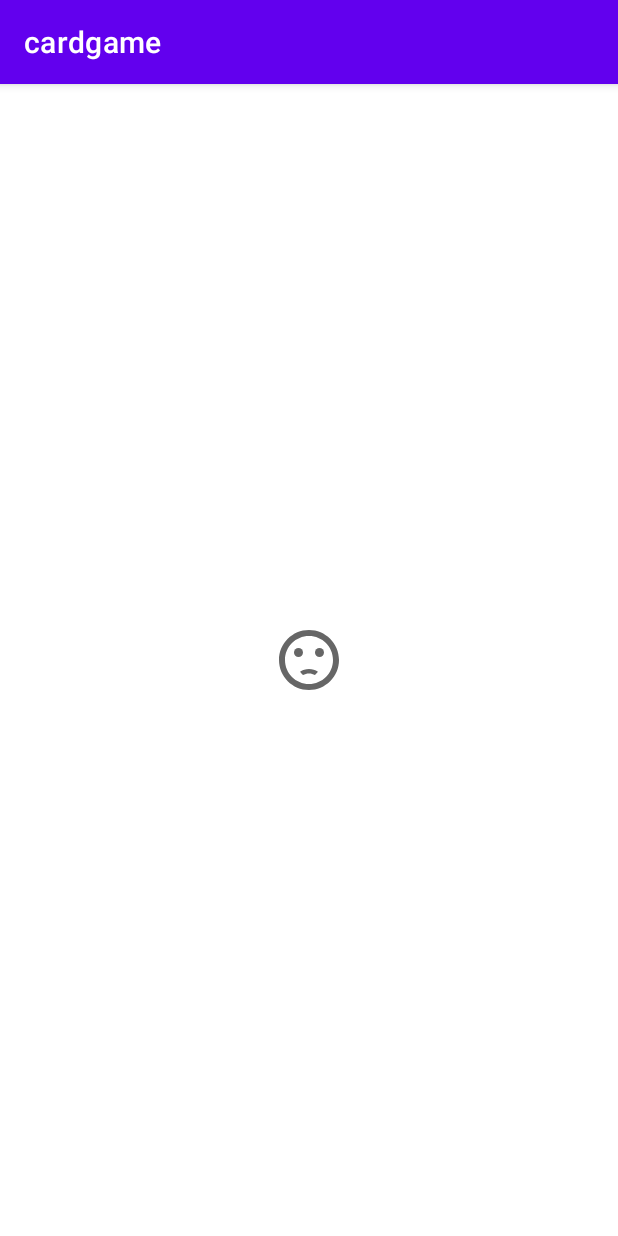
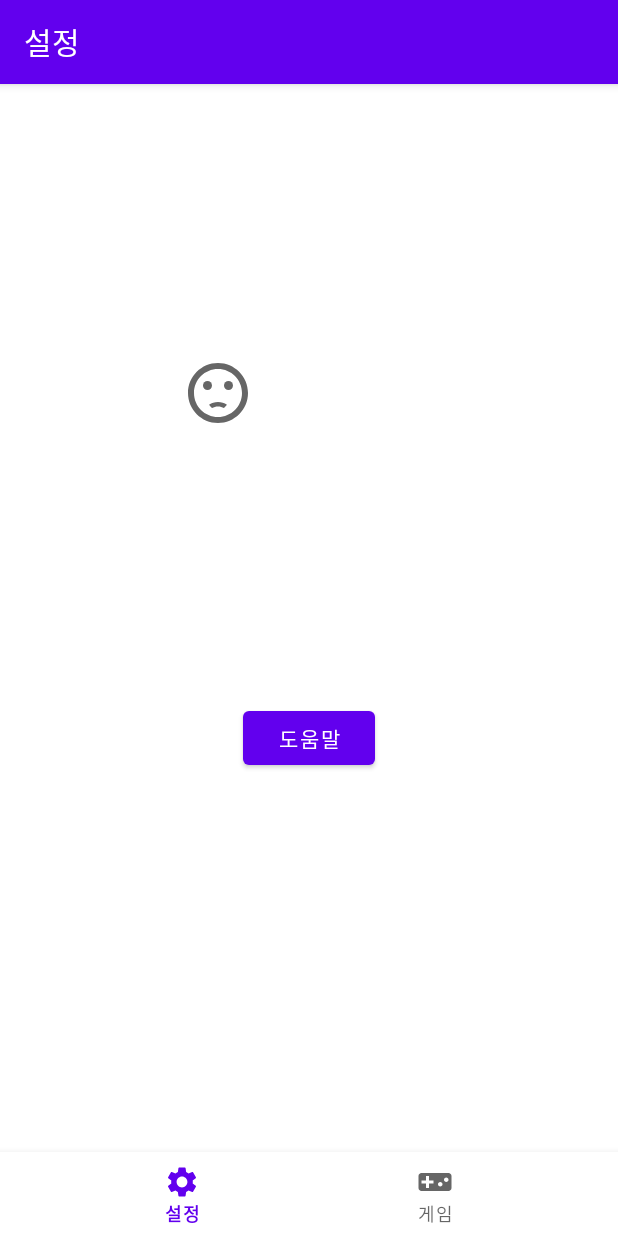
Before and after one commit to codesquad-members-2022/kotlin-cardgame, an Android app: the SecondActivity screen opened directly, with no data from a screen before it, on a phone screen of 412 x 824 dp. Run offline under Robolectric (Android 15) with nearby library versions, the phone set to English and light mode, and no system bars; our stand-ins replace navigation-ui.

Commit message:
FEAT : fragment구성 및 bottom navigation 추가

```diff
--- a/app/build.gradle
+++ b/app/build.gradle
@@ -37,6 +37,8 @@ android {
 
 dependencies {
 
+    implementation "androidx.navigation:navigation-fragment-ktx:2.3.5"
+    implementation "androidx.navigation:navigation-ui-ktx:2.3.5"
     implementation 'androidx.core:core-ktx:1.7.0'
     implementation 'androidx.appcompat:appcompat:1.4.1'
     implementation 'com.google.android.material:material:1.5.0'
--- /dev/null
+++ b/app/src/main/java/com/example/cardgame/GameFragment.kt
@@ -0,0 +1,23 @@
+package com.example.cardgame
+
+import android.os.Bundle
+import android.view.LayoutInflater
+import android.view.View
+import android.view.ViewGroup
+import androidx.fragment.app.Fragment
+
+class GameFragment : Fragment() {
+
+    override fun onCreateView(
+        inflater: LayoutInflater,
+        container: ViewGroup?,
+        savedInstanceState: Bundle?
+    ): View? {
+        return inflater.inflate(R.layout.fragment_game, container, false)
+    }
+
+    override fun onViewCreated(view: View, savedInstanceState: Bundle?) {
+        val actionBar = (activity as SecondActivity).supportActionBar
+        actionBar?.title = "게임"
+    }
+}
--- a/app/src/main/java/com/example/cardgame/MainActivity.kt
+++ b/app/src/main/java/com/example/cardgame/MainActivity.kt
@@ -5,6 +5,8 @@ import android.os.Bundle
 import android.text.Editable
 import android.text.TextWatcher
 import androidx.appcompat.app.AppCompatActivity
+import androidx.navigation.fragment.findNavController
+import androidx.navigation.ui.setupWithNavController
 import com.example.cardgame.databinding.ActivityMainBinding
 import java.util.regex.Pattern
 
@@ -61,6 +63,7 @@ class MainActivity : AppCompatActivity() {
         }
     }
 
+
     private fun validation(nickname: String): Boolean {
         val pattern1 = Pattern.compile("^[a-zA-Z0-9]*\$")
         val pattern2 = Pattern.compile("[ !@#$%^&*(),.?\":{}|<>]")
--- a/app/src/main/java/com/example/cardgame/SecondActivity.kt
+++ b/app/src/main/java/com/example/cardgame/SecondActivity.kt
@@ -2,24 +2,32 @@ package com.example.cardgame
 
 import androidx.appcompat.app.AppCompatActivity
 import android.os.Bundle
+import androidx.navigation.NavController
+import androidx.navigation.fragment.findNavController
+import androidx.navigation.ui.setupWithNavController
 import com.example.cardgame.databinding.SecondActivityBinding
+import com.google.android.material.bottomnavigation.BottomNavigationView
 
 class SecondActivity : AppCompatActivity() {
-
-    private lateinit var binding: SecondActivityBinding
 
     override fun onCreate(savedInstanceState: Bundle?) {
         super.onCreate(savedInstanceState)
         setContentView(R.layout.second_activity)
-        binding = SecondActivityBinding.inflate(layoutInflater)
-        setContentView(binding.root)
 
-        binding.textView.setText(intent.getStringExtra("nickname"))
-        when (intent.getIntExtra("character",0)){
-            1->binding.imageView.setImageResource(R.drawable.ic_baseline_emoji_emotions_24)
-            2-> binding.imageView.setImageResource(R.drawable.ic_baseline_face_24)
-            3-> binding.imageView.setImageResource(R.drawable.ic_baseline_mood_bad_24)
-            else ->  binding.imageView.setImageResource(R.drawable.ic_baseline_sentiment_dissatisfied_24)
+        val text = intent.getStringExtra("nickname")
+        val characterChosen = intent.getIntExtra("character",0)
+
+        val bundle = Bundle()
+        bundle.putString("nickname",text)
+        val bundle2 = Bundle()
+        bundle2.putInt("character",characterChosen)
+        SettingFragment().arguments = bundle
+
+        val bottomNavigationView = findViewById<BottomNavigationView>(R.id.navigation_main)
+        val navController =
+            supportFragmentManager.findFragmentById(R.id.container_main)?.findNavController()
+        navController?.let {
+            bottomNavigationView.setupWithNavController(it)
         }
     }
 }
--- /dev/null
+++ b/app/src/main/java/com/example/cardgame/SettingFragment.kt
@@ -0,0 +1,47 @@
+package com.example.cardgame
+
+import android.content.Intent
+import android.net.Uri
+import android.os.Bundle
+import android.view.LayoutInflater
+import android.view.View
+import android.view.ViewGroup
+import android.widget.Button
+import android.widget.ImageView
+import android.widget.TextView
+import androidx.fragment.app.Fragment
+
+class SettingFragment : Fragment() {
+
+    override fun onCreateView(
+        inflater: LayoutInflater,
+        container: ViewGroup?,
+        savedInstanceState: Bundle?
+    ): View? {
+        return inflater.inflate(R.layout.fragment_setting, container, false)
+    }
+
+    override fun onViewCreated(view: View, savedInstanceState: Bundle?) {
+        val actionBar = (activity as SecondActivity).supportActionBar
+        actionBar?.title = "설정"
+
+        val nickName = view.findViewById<TextView>(R.id.textView)
+        val imageView = view.findViewById<ImageView>(R.id.imageView)
+        val button = view.findViewById<Button>(R.id.btnHelp)
+
+        val nickname = arguments?.getString("nickname")
+        val characterChosen = arguments?.getInt("character")
+
+        when (characterChosen){
+            1->imageView.setImageResource(R.drawable.ic_baseline_emoji_emotions_24)
+            2->imageView.setImageResource(R.drawable.ic_baseline_face_24)
+            3->imageView.setImageResource(R.drawable.ic_baseline_mood_bad_24)
+            else -> imageView.setImageResource(R.drawable.ic_baseline_sentiment_dissatisfied_24)
+        }
+
+        nickName.setText(nickname)
+        button.setOnClickListener {
+            startActivity(Intent(Intent.ACTION_VIEW, Uri.parse("https://codesquad.kr/")))
+        }
+    }
+}
--- /dev/null
+++ b/app/src/main/res/drawable-mdpi/setting_on.xml
@@ -0,0 +1,10 @@
+<vector xmlns:android="http://schemas.android.com/apk/res/android"
+    android:width="24dp"
+    android:height="24dp"
+    android:tint="#486D2E"
+    android:viewportWidth="24"
+    android:viewportHeight="24">
+    <path
+        android:fillColor="@android:color/white"
+        android:pathData="M19.14,12.94c0.04,-0.3 0.06,-0.61 0.06,-0.94c0,-0.32 -0.02,-0.64 -0.07,-0.94l2.03,-1.58c0.18,-0.14 0.23,-0.41 0.12,-0.61l-1.92,-3.32c-0.12,-0.22 -0.37,-0.29 -0.59,-0.22l-2.39,0.96c-0.5,-0.38 -1.03,-0.7 -1.62,-0.94L14.4,2.81c-0.04,-0.24 -0.24,-0.41 -0.48,-0.41h-3.84c-0.24,0 -0.43,0.17 -0.47,0.41L9.25,5.35C8.66,5.59 8.12,5.92 7.63,6.29L5.24,5.33c-0.22,-0.08 -0.47,0 -0.59,0.22L2.74,8.87C2.62,9.08 2.66,9.34 2.86,9.48l2.03,1.58C4.84,11.36 4.8,11.69 4.8,12s0.02,0.64 0.07,0.94l-2.03,1.58c-0.18,0.14 -0.23,0.41 -0.12,0.61l1.92,3.32c0.12,0.22 0.37,0.29 0.59,0.22l2.39,-0.96c0.5,0.38 1.03,0.7 1.62,0.94l0.36,2.54c0.05,0.24 0.24,0.41 0.48,0.41h3.84c0.24,0 0.44,-0.17 0.47,-0.41l0.36,-2.54c0.59,-0.24 1.13,-0.56 1.62,-0.94l2.39,0.96c0.22,0.08 0.47,0 0.59,-0.22l1.92,-3.32c0.12,-0.22 0.07,-0.47 -0.12,-0.61L19.14,12.94zM12,15.6c-1.98,0 -3.6,-1.62 -3.6,-3.6s1.62,-3.6 3.6,-3.6s3.6,1.62 3.6,3.6S13.98,15.6 12,15.6z" />
+</vector>
--- /dev/null
+++ b/app/src/main/res/drawable/game_off.xml
@@ -0,0 +1,10 @@
+<vector xmlns:android="http://schemas.android.com/apk/res/android"
+    android:width="24dp"
+    android:height="24dp"
+    android:tint="?attr/colorControlNormal"
+    android:viewportWidth="24"
+    android:viewportHeight="24">
+    <path
+        android:fillColor="@android:color/white"
+        android:pathData="M21,6L3,6c-1.1,0 -2,0.9 -2,2v8c0,1.1 0.9,2 2,2h18c1.1,0 2,-0.9 2,-2L23,8c0,-1.1 -0.9,-2 -2,-2zM11,13L8,13v3L6,16v-3L3,13v-2h3L6,8h2v3h3v2zM15.5,15c-0.83,0 -1.5,-0.67 -1.5,-1.5s0.67,-1.5 1.5,-1.5 1.5,0.67 1.5,1.5 -0.67,1.5 -1.5,1.5zM19.5,12c-0.83,0 -1.5,-0.67 -1.5,-1.5S18.67,9 19.5,9s1.5,0.67 1.5,1.5 -0.67,1.5 -1.5,1.5z" />
+</vector>
--- /dev/null
+++ b/app/src/main/res/drawable/game_on.xml
@@ -0,0 +1,10 @@
+<vector xmlns:android="http://schemas.android.com/apk/res/android"
+    android:width="24dp"
+    android:height="24dp"
+    android:tint="#486D2E"
+    android:viewportWidth="24"
+    android:viewportHeight="24">
+    <path
+        android:fillColor="@android:color/white"
+        android:pathData="M21,6L3,6c-1.1,0 -2,0.9 -2,2v8c0,1.1 0.9,2 2,2h18c1.1,0 2,-0.9 2,-2L23,8c0,-1.1 -0.9,-2 -2,-2zM11,13L8,13v3L6,16v-3L3,13v-2h3L6,8h2v3h3v2zM15.5,15c-0.83,0 -1.5,-0.67 -1.5,-1.5s0.67,-1.5 1.5,-1.5 1.5,0.67 1.5,1.5 -0.67,1.5 -1.5,1.5zM19.5,12c-0.83,0 -1.5,-0.67 -1.5,-1.5S18.67,9 19.5,9s1.5,0.67 1.5,1.5 -0.67,1.5 -1.5,1.5z" />
+</vector>
--- /dev/null
+++ b/app/src/main/res/drawable/game_selector.xml
@@ -0,0 +1,5 @@
+<?xml version="1.0" encoding="utf-8"?>
+<selector xmlns:android="http://schemas.android.com/apk/res/android">
+    <item android:drawable="@drawable/game_on" android:state_selected="true"></item>
+    <item android:drawable="@drawable/game_off" ></item>
+</selector>
--- /dev/null
+++ b/app/src/main/res/drawable/setting_off.xml
@@ -0,0 +1,10 @@
+<vector xmlns:android="http://schemas.android.com/apk/res/android"
+    android:width="24dp"
+    android:height="24dp"
+    android:viewportWidth="24"
+    android:viewportHeight="24"
+    android:tint="?attr/colorControlNormal">
+  <path
+      android:fillColor="@android:color/white"
+      android:pathData="M19.14,12.94c0.04,-0.3 0.06,-0.61 0.06,-0.94c0,-0.32 -0.02,-0.64 -0.07,-0.94l2.03,-1.58c0.18,-0.14 0.23,-0.41 0.12,-0.61l-1.92,-3.32c-0.12,-0.22 -0.37,-0.29 -0.59,-0.22l-2.39,0.96c-0.5,-0.38 -1.03,-0.7 -1.62,-0.94L14.4,2.81c-0.04,-0.24 -0.24,-0.41 -0.48,-0.41h-3.84c-0.24,0 -0.43,0.17 -0.47,0.41L9.25,5.35C8.66,5.59 8.12,5.92 7.63,6.29L5.24,5.33c-0.22,-0.08 -0.47,0 -0.59,0.22L2.74,8.87C2.62,9.08 2.66,9.34 2.86,9.48l2.03,1.58C4.84,11.36 4.8,11.69 4.8,12s0.02,0.64 0.07,0.94l-2.03,1.58c-0.18,0.14 -0.23,0.41 -0.12,0.61l1.92,3.32c0.12,0.22 0.37,0.29 0.59,0.22l2.39,-0.96c0.5,0.38 1.03,0.7 1.62,0.94l0.36,2.54c0.05,0.24 0.24,0.41 0.48,0.41h3.84c0.24,0 0.44,-0.17 0.47,-0.41l0.36,-2.54c0.59,-0.24 1.13,-0.56 1.62,-0.94l2.39,0.96c0.22,0.08 0.47,0 0.59,-0.22l1.92,-3.32c0.12,-0.22 0.07,-0.47 -0.12,-0.61L19.14,12.94zM12,15.6c-1.98,0 -3.6,-1.62 -3.6,-3.6s1.62,-3.6 3.6,-3.6s3.6,1.62 3.6,3.6S13.98,15.6 12,15.6z"/>
+</vector>
--- /dev/null
+++ b/app/src/main/res/drawable/setting_selector.xml
@@ -0,0 +1,5 @@
+<?xml version="1.0" encoding="utf-8"?>
+<selector xmlns:android="http://schemas.android.com/apk/res/android">
+    <item android:drawable="@drawable/setting_on" android:state_selected="true"></item>
+    <item android:drawable="@drawable/setting_off" ></item>
+</selector>
--- /dev/null
+++ b/app/src/main/res/layout/fragment_game.xml
@@ -0,0 +1,17 @@
+<?xml version="1.0" encoding="utf-8"?>
+<androidx.constraintlayout.widget.ConstraintLayout xmlns:android="http://schemas.android.com/apk/res/android"
+    xmlns:app="http://schemas.android.com/apk/res-auto"
+    android:layout_width="match_parent"
+    android:layout_height="match_parent">
+
+    <TextView
+        android:layout_width="wrap_content"
+        android:layout_height="wrap_content"
+        android:text="게임"
+        app:layout_constraintBottom_toBottomOf="parent"
+        app:layout_constraintEnd_toEndOf="parent"
+        app:layout_constraintStart_toStartOf="parent"
+        app:layout_constraintTop_toTopOf="parent" />
+
+
+</androidx.constraintlayout.widget.ConstraintLayout>
--- /dev/null
+++ b/app/src/main/res/layout/fragment_setting.xml
@@ -0,0 +1,42 @@
+<?xml version="1.0" encoding="utf-8"?>
+<androidx.constraintlayout.widget.ConstraintLayout xmlns:android="http://schemas.android.com/apk/res/android"
+    xmlns:app="http://schemas.android.com/apk/res-auto"
+    xmlns:tools="http://schemas.android.com/tools"
+    android:layout_width="match_parent"
+    android:layout_height="match_parent">
+
+    <ImageView
+        android:id="@+id/imageView"
+        android:layout_width="wrap_content"
+        android:layout_height="wrap_content"
+        app:layout_constraintBottom_toTopOf="@+id/btnHelp"
+        app:layout_constraintEnd_toStartOf="@+id/textView"
+        app:layout_constraintStart_toStartOf="parent"
+        app:layout_constraintTop_toTopOf="parent"
+        tools:src="@tools:sample/avatars" />
+
+    <TextView
+        android:id="@+id/textView"
+        android:layout_width="wrap_content"
+        android:layout_height="wrap_content"
+        android:text="TextView"
+        app:layout_constraintBottom_toBottomOf="@+id/imageView"
+        app:layout_constraintEnd_toEndOf="parent"
+        app:layout_constraintStart_toEndOf="@+id/imageView"
+        app:layout_constraintTop_toTopOf="@+id/imageView" />
+
+    <Button
+        android:id="@+id/btnHelp"
+        android:layout_width="wrap_content"
+        android:layout_height="wrap_content"
+        android:layout_marginBottom="70dp"
+        android:text="도움말"
+        app:layout_constraintBottom_toBottomOf="parent"
+        app:layout_constraintEnd_toEndOf="parent"
+        app:layout_constraintStart_toStartOf="parent"
+        app:layout_constraintTop_toBottomOf="@id/imageView"
+
+        />
+
+
+</androidx.constraintlayout.widget.ConstraintLayout>
--- a/app/src/main/res/layout/second_activity.xml
+++ b/app/src/main/res/layout/second_activity.xml
@@ -6,23 +6,27 @@
     android:layout_height="match_parent"
     tools:context=".SecondActivity">
 
-    <ImageView
-        android:id="@+id/imageView"
-        android:layout_width="wrap_content"
+    <androidx.fragment.app.FragmentContainerView
+        android:id="@+id/container_main"
+        android:name="androidx.navigation.fragment.NavHostFragment"
+        android:layout_width="0dp"
+        android:layout_height="0dp"
+        app:defaultNavHost="true"
+        app:layout_constraintBottom_toTopOf="@id/navigation_main"
+        app:layout_constraintEnd_toEndOf="parent"
+        app:layout_constraintStart_toStartOf="parent"
+        app:layout_constraintTop_toTopOf="parent"
+        app:navGraph="@navigation/main_navigation" />
+
+    <com.google.android.material.bottomnavigation.BottomNavigationView
+        android:id="@+id/navigation_main"
+        android:layout_width="0dp"
         android:layout_height="wrap_content"
         app:layout_constraintBottom_toBottomOf="parent"
         app:layout_constraintEnd_toEndOf="parent"
         app:layout_constraintStart_toStartOf="parent"
-        app:layout_constraintTop_toTopOf="parent"
-        tools:src="@tools:sample/avatars" />
+        app:menu="@menu/navigation_menu">
 
-    <TextView
-        android:id="@+id/textView"
-        android:layout_width="wrap_content"
-        android:layout_height="wrap_content"
-        android:text="TextView"
-        app:layout_constraintBottom_toTopOf="@+id/imageView"
-        app:layout_constraintEnd_toEndOf="parent"
-        app:layout_constraintStart_toStartOf="parent"
-        app:layout_constraintTop_toTopOf="parent" />
+    </com.google.android.material.bottomnavigation.BottomNavigationView>
+
 </androidx.constraintlayout.widget.ConstraintLayout>
--- /dev/null
+++ b/app/src/main/res/menu/navigation_menu.xml
@@ -0,0 +1,13 @@
+<?xml version="1.0" encoding="utf-8"?>
+<menu xmlns:android="http://schemas.android.com/apk/res/android">
+    <item
+        android:id="@+id/navigation_setting"
+        android:icon="@drawable/setting_selector"
+        android:title="설정" />
+
+    <item
+        android:id="@+id/navigation_game"
+        android:icon="@drawable/game_selector"
+        android:title="게임" />
+
+</menu>
--- /dev/null
+++ b/app/src/main/res/navigation/main_navigation.xml
@@ -0,0 +1,16 @@
+<?xml version="1.0" encoding="utf-8"?>
+<navigation xmlns:android="http://schemas.android.com/apk/res/android"
+    xmlns:app="http://schemas.android.com/apk/res-auto"
+    xmlns:tools="http://schemas.android.com/tools"
+    android:id="@+id/main_navigation"
+    app:startDestination="@id/navigation_setting">
+
+    <fragment
+        android:id="@+id/navigation_setting"
+        android:name="com.example.cardgame.SettingFragment"
+        android:label="SettingFragment" />
+    <fragment
+        android:id="@+id/navigation_game"
+        android:name="com.example.cardgame.GameFragment"
+        android:label="GameFragment" />
+</navigation>
```
